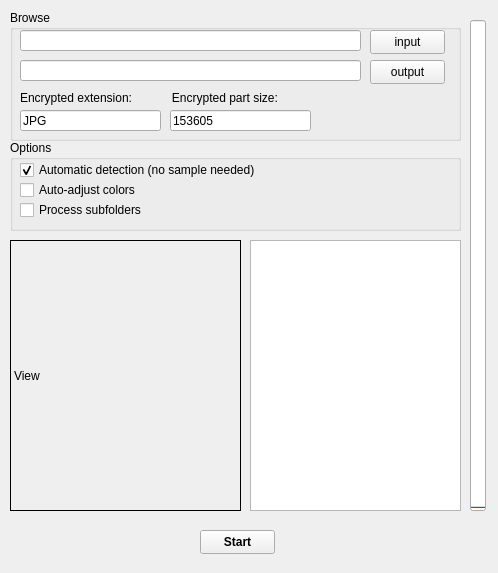
VQD-BSV-Official/AutoRecoveryJpeg, file views/Sreen/GUI.ui: the form before one commit.
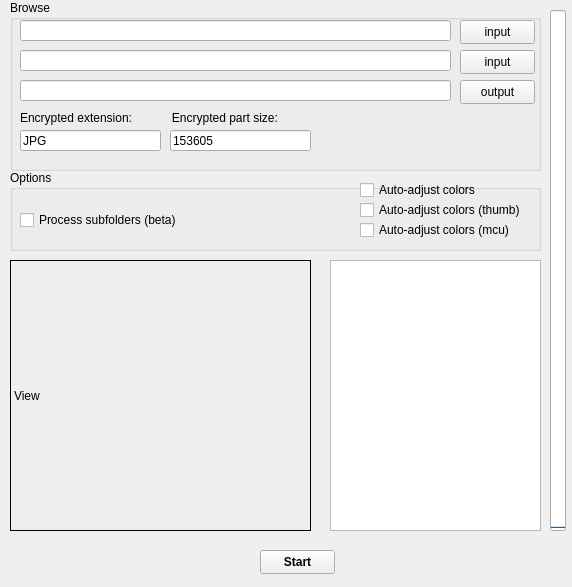
The form after the commit.

The edit to the form file:
```diff
--- a/views/Sreen/GUI.ui
+++ b/views/Sreen/GUI.ui
@@ -6,8 +6,8 @@
    <rect>
     <x>0</x>
     <y>0</y>
-    <width>498</width>
-    <height>573</height>
+    <width>572</width>
+    <height>587</height>
    </rect>
   </property>
   <property name="windowTitle">
@@ -18,9 +18,9 @@
     <property name="geometry">
      <rect>
       <x>10</x>
-      <y>10</y>
-      <width>451</width>
-      <height>131</height>
+      <y>0</y>
+      <width>531</width>
+      <height>171</height>
      </rect>
     </property>
     <property name="title">
@@ -30,8 +30,8 @@
      <property name="geometry">
       <rect>
        <x>10</x>
-       <y>20</y>
-       <width>341</width>
+       <y>50</y>
+       <width>431</width>
        <height>21</height>
       </rect>
      </property>
@@ -46,8 +46,8 @@
      <property name="geometry">
       <rect>
        <x>10</x>
-       <y>50</y>
-       <width>341</width>
+       <y>80</y>
+       <width>431</width>
        <height>21</height>
       </rect>
      </property>
@@ -55,8 +55,8 @@
     <widget class="QPushButton" name="btn_input">
      <property name="geometry">
       <rect>
-       <x>360</x>
-       <y>20</y>
+       <x>450</x>
+       <y>50</y>
        <width>75</width>
        <height>24</height>
       </rect>
@@ -68,8 +68,8 @@
     <widget class="QPushButton" name="btn_output">
      <property name="geometry">
       <rect>
-       <x>360</x>
-       <y>50</y>
+       <x>450</x>
+       <y>80</y>
        <width>75</width>
        <height>24</height>
       </rect>
@@ -82,7 +82,7 @@
      <property name="geometry">
       <rect>
        <x>10</x>
-       <y>100</y>
+       <y>130</y>
        <width>141</width>
        <height>21</height>
       </rect>
@@ -95,7 +95,7 @@
      <property name="geometry">
       <rect>
        <x>160</x>
-       <y>100</y>
+       <y>130</y>
        <width>141</width>
        <height>21</height>
       </rect>
@@ -108,7 +108,7 @@
      <property name="geometry">
       <rect>
        <x>10</x>
-       <y>80</y>
+       <y>110</y>
        <width>291</width>
        <height>16</height>
       </rect>
@@ -117,12 +117,41 @@
       <string>Encrypted extension:            Encrypted part size:</string>
      </property>
     </widget>
+    <widget class="QLineEdit" name="le_input_2">
+     <property name="geometry">
+      <rect>
+       <x>10</x>
+       <y>20</y>
+       <width>431</width>
+       <height>21</height>
+      </rect>
+     </property>
+     <property name="inputMask">
+      <string/>
+     </property>
+     <property name="text">
+      <string/>
+     </property>
+    </widget>
+    <widget class="QPushButton" name="btn_input_2">
+     <property name="geometry">
+      <rect>
+       <x>450</x>
+       <y>20</y>
+       <width>75</width>
+       <height>24</height>
+      </rect>
+     </property>
+     <property name="text">
+      <string>input</string>
+     </property>
+    </widget>
    </widget>
    <widget class="QPushButton" name="btn_start">
     <property name="geometry">
      <rect>
-      <x>200</x>
-      <y>530</y>
+      <x>260</x>
+      <y>550</y>
       <width>75</width>
       <height>24</height>
      </rect>
@@ -140,9 +169,9 @@
     <property name="geometry">
      <rect>
       <x>10</x>
-      <y>140</y>
-      <width>451</width>
-      <height>91</height>
+      <y>170</y>
+      <width>531</width>
+      <height>81</height>
      </rect>
     </property>
     <property name="title">
@@ -151,9 +180,9 @@
     <widget class="QCheckBox" name="chk_auto_color">
      <property name="geometry">
       <rect>
-       <x>10</x>
-       <y>40</y>
-       <width>381</width>
+       <x>350</x>
+       <y>10</y>
+       <width>181</width>
        <height>20</height>
       </rect>
      </property>
@@ -161,43 +190,53 @@
       <string>Auto-adjust colors</string>
      </property>
     </widget>
-    <widget class="QCheckBox" name="chk_auto_detect">
-     <property name="geometry">
-      <rect>
-       <x>10</x>
-       <y>20</y>
-       <width>391</width>
-       <height>20</height>
-      </rect>
-     </property>
-     <property name="text">
-      <string>Automatic detection (no sample needed)</string>
-     </property>
-     <property name="checked">
-      <bool>true</bool>
-     </property>
-    </widget>
     <widget class="QCheckBox" name="chk_subfolders">
      <property name="geometry">
       <rect>
        <x>10</x>
-       <y>60</y>
-       <width>381</width>
+       <y>40</y>
+       <width>161</width>
        <height>20</height>
       </rect>
      </property>
      <property name="text">
-      <string>Process subfolders</string>
+      <string>Process subfolders (beta)</string>
+     </property>
+    </widget>
+    <widget class="QCheckBox" name="chk_auto_color_2">
+     <property name="geometry">
+      <rect>
+       <x>350</x>
+       <y>30</y>
+       <width>181</width>
+       <height>20</height>
+      </rect>
+     </property>
+     <property name="text">
+      <string>Auto-adjust colors (thumb)</string>
+     </property>
+    </widget>
+    <widget class="QCheckBox" name="chk_auto_color_3">
+     <property name="geometry">
+      <rect>
+       <x>350</x>
+       <y>50</y>
+       <width>181</width>
+       <height>20</height>
+      </rect>
+     </property>
+     <property name="text">
+      <string>Auto-adjust colors (mcu)</string>
      </property>
     </widget>
    </widget>
    <widget class="QProgressBar" name="pb_progress">
     <property name="geometry">
      <rect>
-      <x>470</x>
-      <y>20</y>
+      <x>550</x>
+      <y>10</y>
       <width>16</width>
-      <height>491</height>
+      <height>521</height>
      </rect>
     </property>
     <property name="layoutDirection">
@@ -216,8 +255,8 @@
    <widget class="QTextBrowser" name="text_log">
     <property name="geometry">
      <rect>
-      <x>250</x>
-      <y>240</y>
+      <x>330</x>
+      <y>260</y>
       <width>211</width>
       <height>271</height>
      </rect>
@@ -237,8 +276,8 @@
     <property name="geometry">
      <rect>
       <x>10</x>
-      <y>240</y>
-      <width>231</width>
+      <y>260</y>
+      <width>301</width>
       <height>271</height>
      </rect>
     </property>
```
